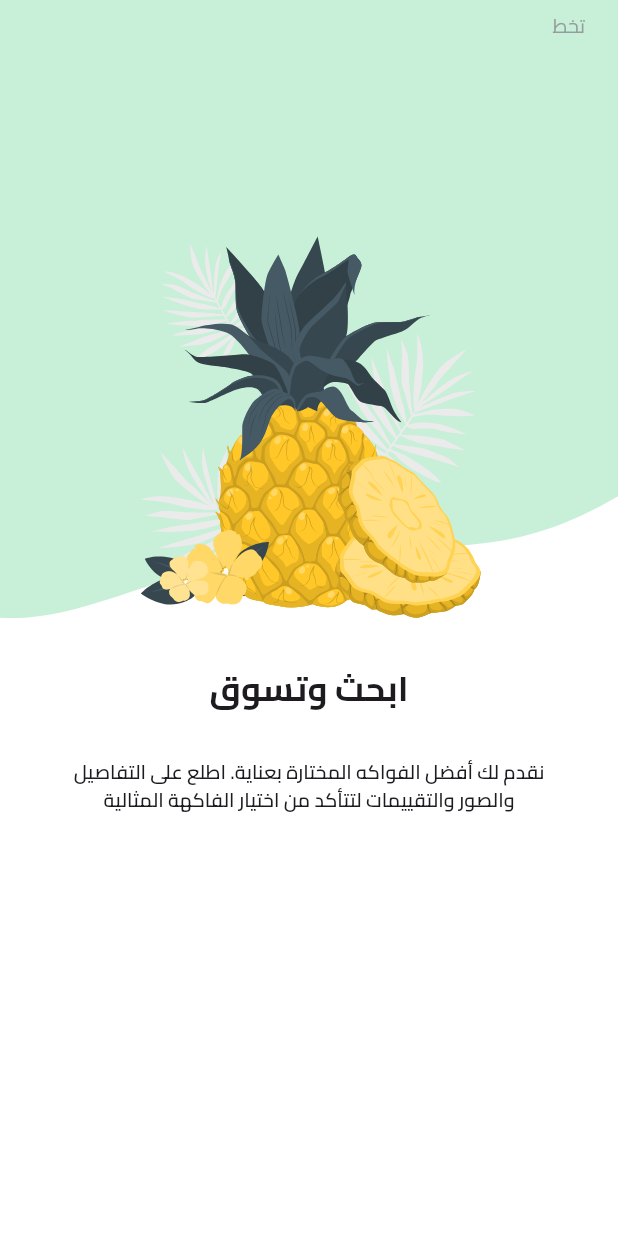
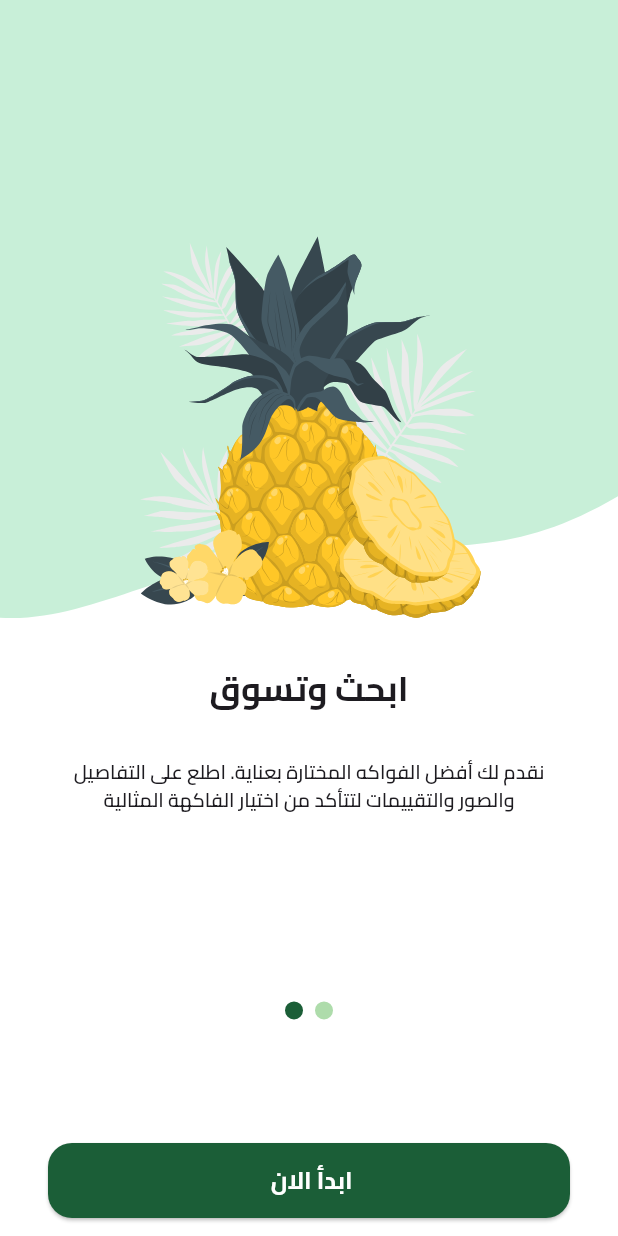
Before and after one commit to ElDaly15/Fruits-App, a Flutter app: the screen it shows after launch, swiped to page 2, on a phone screen of 412 x 824 dp. Run offline on Flutter 3.47's test engine with Material 3 defaults, Android fonts, the phone set to English and light mode, and no system bars; drawn by our look-alikes of smooth_page_indicator; our stand-ins replace device_preview, flutter_svg.

Commit message:
Add Custom Onboarding Button and Enhance Onboarding Experience
This commit introduces a new `customOnBoardingButtom` widget and enhances the onboarding experience by integrating a `PageViewOfOnBoarding` widget with a `SmoothPageIndicator`. The changes include:

1. **Custom Onboarding Button**:
   - Added a new `customOnBoardingButtom` widget in `lib/featuers/onBoarding/presentation/views/widgets/custom_on_boarding_buttom.dart`.
   - The button is styled with a green background, rounded corners, and custom text styling.

2. **Enhanced Onboarding Body**:
   - Modified `OnBoardingBody` to be a `StatefulWidget` and added a `PageController` to manage the `PageView`.
   - Integrated the `SmoothPageIndicator` to provide a smooth transition effect between onboarding pages.
   - Displayed the `customOnBoardingButtom` only on the last onboarding page.

3. **PageViewItem Updates**:
   - Added an `indexOfPage` parameter to `PageViewItem` to conditionally display the "تخط" text.
   - Updated the `PageViewItem` to show the "تخط" text only on the first page.

4. **PageViewOfOnBoarding Widget**:
   - Created a new `PageViewOfOnBoarding` widget to encapsulate the `PageView` logic.
   - Passed the `PageController` and `onPageChangedValue` callback to manage page changes and update the indicator.

5. **Dependency Updates**:
   - Added the `smooth_page_indicator` package to `pubspec.yaml` to support the smooth page indicator functionality.

These changes improve the user experience during the onboarding process by providing a more interactive and visually appealing interface.

```diff
--- /dev/null
+++ b/lib/featuers/onBoarding/presentation/views/widgets/custom_on_boarding_buttom.dart
@@ -0,0 +1,31 @@
+import 'package:flutter/material.dart';
+import 'package:fruits_app/core/utils/app_text_styles.dart';
+
+// ignore: camel_case_types
+class customOnBoardingButtom extends StatelessWidget {
+  const customOnBoardingButtom({
+    super.key,
+  });
+
+  @override
+  Widget build(BuildContext context) {
+    return Padding(
+      padding: const EdgeInsets.symmetric(horizontal: 32, vertical: 0),
+      child: ElevatedButton(
+        onPressed: () {},
+        style: ElevatedButton.styleFrom(
+            backgroundColor: const Color(0xff1B5E37),
+            shape:
+                RoundedRectangleBorder(borderRadius: BorderRadius.circular(16)),
+            minimumSize: const Size(double.infinity, 50)),
+        child: Text(
+          'ابدأ الان ',
+          style: TextStyles.bold16.copyWith(
+            color: Colors.white,
+            fontFamily: 'Cairo',
+          ),
+        ),
+      ),
+    );
+  }
+}
--- a/lib/featuers/onBoarding/presentation/views/widgets/on_boarding_body.dart
+++ b/lib/featuers/onBoarding/presentation/views/widgets/on_boarding_body.dart
@@ -1,37 +1,49 @@
 import 'package:flutter/material.dart';
-import 'package:fruits_app/core/utils/app_images.dart';
-import 'package:fruits_app/featuers/onBoarding/presentation/views/widgets/page_view_item.dart';
+import 'package:fruits_app/featuers/onBoarding/presentation/views/widgets/custom_on_boarding_buttom.dart';
+import 'package:fruits_app/featuers/onBoarding/presentation/views/widgets/page_view_of_on_boarding.dart';
+import 'package:smooth_page_indicator/smooth_page_indicator.dart';
 
-class OnBoardingBody extends StatelessWidget {
+class OnBoardingBody extends StatefulWidget {
   const OnBoardingBody({super.key});
+
+  @override
+  State<OnBoardingBody> createState() => _OnBoardingBodyState();
+}
+
+class _OnBoardingBodyState extends State<OnBoardingBody> {
+  final controller = PageController(initialPage: 0);
+
+  int index = 0;
 
   @override
   Widget build(BuildContext context) {
     return Column(
       children: [
-        Expanded(
-          child: PageView(
-            children: const [
-              PageViewItem(
-                  mainImage: Assets.imagesPageViewItem1BackgroundImage,
-                  subImage: Assets.imagesPageViewItem1Image,
-                  subText:
-                      'اكتشف تجربة تسوق فريدة مع FruitHUB. استكشف مجموعتنا الواسعة من الفواكه الطازجة الممتازة واحصل على أفضل العروض والجودة العالية',
-                  mainTextFirst: 'Fruit',
-                  mainTextSecond: 'HUB',
-                  mainTextLast: ' مرحبا بك في '),
-              PageViewItem(
-                  mainImage: Assets.imagesPageViewItem2BackgroundImage,
-                  subImage: Assets.imagesPageViewItem2Image,
-                  subText:
-                      'نقدم لك أفضل الفواكه المختارة بعناية. اطلع على التفاصيل والصور والتقييمات لتتأكد من اختيار الفاكهة المثالية',
-                  mainTextFirst: '',
-                  mainTextSecond: '',
-                  mainTextLast: 'ابحث وتسوق'),
-              // PageViewItem(),
-            ],
+        PageViewOfOnBoarding(
+          onPageChangedValue: (value) {
+            index = value;
+            setState(() {});
+          },
+          controller: controller,
+        ),
+        SmoothPageIndicator(
+          controller: controller,
+          count: 2,
+          effect: WormEffect(
+            dotWidth: 12,
+            dotColor: const Color(0xff5DB957).withOpacity(0.5),
+            activeDotColor: const Color(0xff1B5E37),
+            dotHeight: 12,
+            type: WormType.thinUnderground,
           ),
         ),
+        SizedBox(height: MediaQuery.of(context).size.height * 0.1),
+        index == 1
+            ? const Padding(
+                padding: EdgeInsets.only(bottom: 12),
+                child: customOnBoardingButtom(),
+              )
+            : const SizedBox(),
       ],
     );
   }
--- a/lib/featuers/onBoarding/presentation/views/widgets/page_view_item.dart
+++ b/lib/featuers/onBoarding/presentation/views/widgets/page_view_item.dart
@@ -11,6 +11,7 @@ class PageViewItem extends StatelessWidget {
     required this.mainTextFirst,
     required this.mainTextSecond,
     required this.mainTextLast,
+    required this.indexOfPage,
   });
 
   final String mainImage,
@@ -19,6 +20,8 @@ class PageViewItem extends StatelessWidget {
       mainTextSecond,
       mainTextLast,
       subText;
+
+  final int indexOfPage;
 
   @override
   Widget build(BuildContext context) {
@@ -44,17 +47,20 @@ class PageViewItem extends StatelessWidget {
                   subImage,
                 ),
               ),
-              Padding(
-                padding:
-                    const EdgeInsets.symmetric(vertical: 8, horizontal: 22),
+              indexOfPage == 0
+                  ? Padding(
+                      padding: const EdgeInsets.symmetric(
+                          vertical: 8, horizontal: 22),
                       child: SafeArea(
                         child: Text(
                           'تخط',
                           style: TextStyles.regular13.copyWith(
-                        fontFamily: 'Cairo', color: const Color(0xff949D9E)),
+                              fontFamily: 'Cairo',
+                              color: const Color(0xff949D9E)),
                         ),
                       ),
-              ),
+                    )
+                  : const SizedBox(),
             ],
           ),
         ),
@@ -65,6 +71,10 @@ class PageViewItem extends StatelessWidget {
           mainAxisAlignment: MainAxisAlignment.center,
           children: [
             Text(
+              mainTextLast,
+              style: TextStyles.bold23.copyWith(fontFamily: 'Cairo'),
+            ),
+            Text(
               mainTextFirst,
               style: TextStyles.bold23.copyWith(
                   color: const Color(0xff1B5E37), fontFamily: 'Cairo'),
@@ -73,10 +83,6 @@ class PageViewItem extends StatelessWidget {
               mainTextSecond,
               style: TextStyles.bold23.copyWith(
                   color: const Color(0xffF4A91F), fontFamily: 'Cairo'),
-            ),
-            Text(
-              mainTextLast,
-              style: TextStyles.bold23.copyWith(fontFamily: 'Cairo'),
             ),
           ],
         ),
--- /dev/null
+++ b/lib/featuers/onBoarding/presentation/views/widgets/page_view_of_on_boarding.dart
@@ -0,0 +1,45 @@
+import 'package:flutter/material.dart';
+import 'package:fruits_app/core/utils/app_images.dart';
+import 'package:fruits_app/featuers/onBoarding/presentation/views/widgets/page_view_item.dart';
+
+class PageViewOfOnBoarding extends StatelessWidget {
+  const PageViewOfOnBoarding(
+      {super.key, required this.controller, required this.onPageChangedValue});
+  final PageController controller;
+  final Function(int value) onPageChangedValue;
+
+  @override
+  Widget build(BuildContext context) {
+    return Expanded(
+      child: PageView(
+        onPageChanged: (value) {
+          onPageChangedValue(value);
+        },
+        controller: controller,
+        children: const [
+          PageViewItem(
+            mainImage: Assets.imagesPageViewItem1BackgroundImage,
+            subImage: Assets.imagesPageViewItem1Image,
+            subText:
+                'اكتشف تجربة تسوق فريدة مع FruitHUB. استكشف مجموعتنا الواسعة من الفواكه الطازجة الممتازة واحصل على أفضل العروض والجودة العالية',
+            mainTextFirst: 'Fruit',
+            mainTextSecond: 'HUB',
+            mainTextLast: ' مرحبا بك في ',
+            indexOfPage: 0,
+          ),
+          PageViewItem(
+            mainImage: Assets.imagesPageViewItem2BackgroundImage,
+            subImage: Assets.imagesPageViewItem2Image,
+            subText:
+                'نقدم لك أفضل الفواكه المختارة بعناية. اطلع على التفاصيل والصور والتقييمات لتتأكد من اختيار الفاكهة المثالية',
+            mainTextFirst: '',
+            mainTextSecond: '',
+            mainTextLast: 'ابحث وتسوق',
+            indexOfPage: 1,
+          ),
+          // PageViewItem(),
+        ],
+      ),
+    );
+  }
+}
--- a/lib/main.dart
+++ b/lib/main.dart
@@ -6,7 +6,8 @@ import 'package:fruits_app/featuers/splash/presentation/views/splash_view.dart';
 import 'package:fruits_app/generated/l10n.dart';
 
 void main() {
-  runApp(DevicePreview(enabled: true, builder: (context) => const FruitsApp()));
+  runApp(
+      DevicePreview(enabled: false, builder: (context) => const FruitsApp()));
 }
 
 class FruitsApp extends StatelessWidget {
--- a/pubspec.yaml
+++ b/pubspec.yaml
@@ -28,14 +28,15 @@ environment:
 # the latest version available on pub.dev. To see which dependencies have newer
 # versions available, run `flutter pub outdated`.
 dependencies:
-  flutter_localizations:
-    sdk: flutter
   cupertino_icons: ^1.0.8
   device_preview: ^1.2.0
   flutter:
     sdk: flutter
+  flutter_localizations:
+    sdk: flutter
   flutter_svg: ^2.0.10+1
   intl: ^0.19.0
+  smooth_page_indicator: ^1.2.0+3
 
 dev_dependencies:
   flutter_launcher_icons: "^0.13.1"
```
Also changed, not shown: pubspec.lock. Lines whose indentation alone changed are shown as unchanged.
